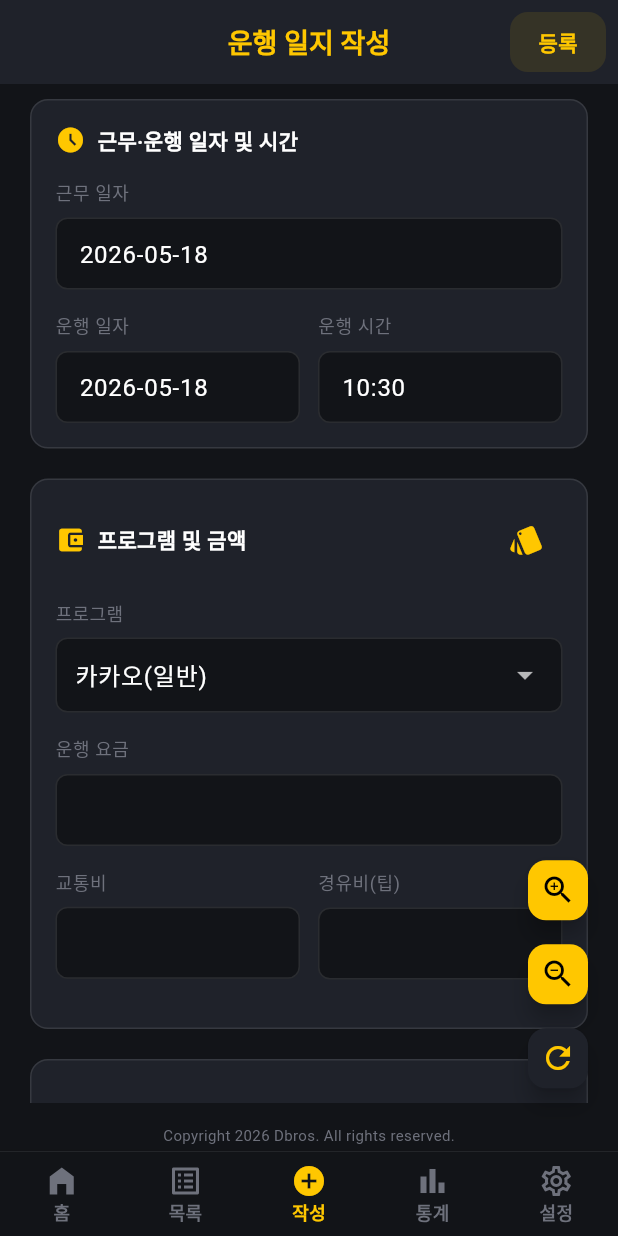
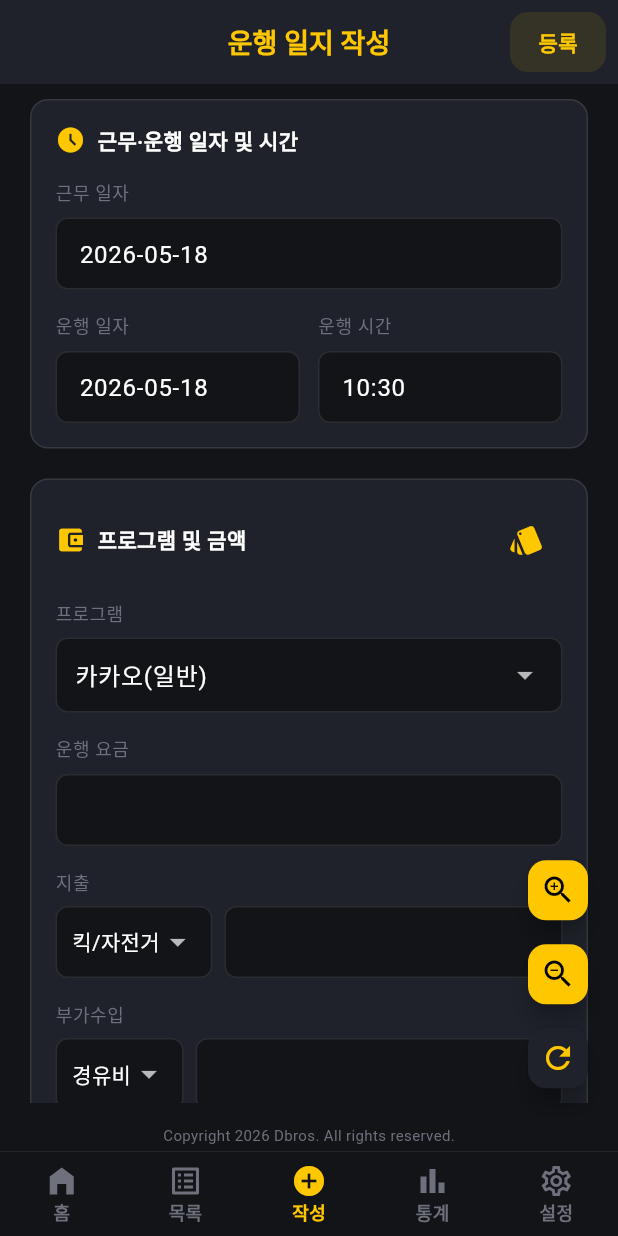
Before and after one commit to KIRA-hym/DbrosApp, a Flutter app: the screen it shows after launch, item 3 of the bottom bar chosen, on a phone screen of 412 x 824 dp. Run offline on Flutter 3.47's test engine with Material 3 defaults, Android fonts, the phone set to English and light mode, and no system bars; our stand-ins replace geocoding, geolocator, google_maps_flutter, image_picker, package_info_plus, permission_handler and 5 more; missing offline and left inert: android_intent_plus, flutter_file_dialog, flutter_overlay_window, google_mlkit_text_recognition, receive_sharing_intent, webview_flutter_android; accounts and stored records are empty; network calls fail; Roboto replaces fonts that are missing (GmarketSans); statements that could not run were skipped.

Commit message:
feat(write_log): split transport/waypoint inputs into distinct rows and implement auto-memo feature on focus loss
- Separated '교통비' and '경유비(팁)' fields from a shared Row into two distinct individual rows for better usability.
- Renamed '교통비' label to '지출' and '경유비(팁)' label to '부가수입'.
- Added category DropdownButtons/ComboBoxes to the left of both fields:
  - '지출': ["킥/자전거", "택복", "식비", "기타"] (default is "킥/자전거")
  - '부가수입': ["경유비", "팁", "기타"] (default is "경유비")
- Integrated FocusNodes to detect focus loss (focus out) on both amount fields.
- Implemented _formatToKValue helper to convert numeric amounts to 'k' format (e.g. 15000 -> 15k, 3000 -> 3k, 15400 -> 15.4k).
- Implemented _appendMemoFromField to automatically append category and formatted amount to the memo on focus loss, with duplicate prevention.
- Added comprehensive unit tests in test/k_format_test.dart to verify 'k' format conversion logic.

```diff
--- a/lib/screens/write_log_page.dart
+++ b/lib/screens/write_log_page.dart
@@ -81,6 +81,14 @@ class _DriveLogFormState extends State<DriveLogForm> with WidgetsBindingObserver
   bool _overlayAutoOcrHandled = false;
   int _driveTimeDefaultGen = 0;
 
+  // FocusNodes for transport and waypoint tip to detect focus loss (focus out)
+  final FocusNode _transportFocusNode = FocusNode();
+  final FocusNode _waypointTipFocusNode = FocusNode();
+
+  // Category selections
+  String _selectedExpenseCategory = "킥/자전거";
+  String _selectedExtraIncomeCategory = "경유비";
+
   /// 신규 작성: false면 저장 시 운행시각을 **등록 시점**으로 쓴다. OCR 비어 있음·갤러리 폴백 시각은 여기 해당.
   /// true: OCR이 운행시각을 채웠거나 사용자가 시간 피커로 고른 경우 → [_timeCon] 사용.
   bool _useFormDriveTimeOnSave = false;
@@ -93,6 +101,8 @@ class _DriveLogFormState extends State<DriveLogForm> with WidgetsBindingObserver
   @override
   void initState() {
     super.initState();
+    _transportFocusNode.addListener(_onTransportFocusChanged);
+    _waypointTipFocusNode.addListener(_onWaypointTipFocusChanged);
     _selectedProgram = _coerceProgramForSelection(_selectedProgram);
     if (widget.existingLog != null) {
       final log = widget.existingLog!;
@@ -222,6 +232,8 @@ class _DriveLogFormState extends State<DriveLogForm> with WidgetsBindingObserver
       WidgetsBinding.instance.removeObserver(this);
       _workDateRollTimer?.cancel();
     }
+    _transportFocusNode.dispose();
+    _waypointTipFocusNode.dispose();
     _workDateCon.dispose();
     _dateCon.dispose(); _timeCon.dispose(); _incomeCon.dispose(); _transportCon.dispose(); _waypointTipCon.dispose();
     _startLocCon.dispose(); _waypointCon.dispose(); _endLocCon.dispose(); _memoCon.dispose();
@@ -799,6 +811,57 @@ class _DriveLogFormState extends State<DriveLogForm> with WidgetsBindingObserver
       constraints: const BoxConstraints.tightFor(width: 40, height: 40),
       tooltip: forStart ? '출발 좌표' : '도착 좌표',
     );
+  }
+
+  void _onTransportFocusChanged() {
+    if (!_transportFocusNode.hasFocus) {
+      _appendMemoFromField(
+        category: _selectedExpenseCategory,
+        amountStr: _transportCon.text,
+      );
+    }
+  }
+
+  void _onWaypointTipFocusChanged() {
+    if (!_waypointTipFocusNode.hasFocus) {
+      _appendMemoFromField(
+        category: _selectedExtraIncomeCategory,
+        amountStr: _waypointTipCon.text,
+      );
+    }
+  }
+
+  String _formatToKValue(int amount) {
+    if (amount <= 0) return '';
+    if (amount % 1000 == 0) {
+      return '${amount ~/ 1000}k';
+    } else {
+      final double kValue = amount / 1000;
+      return '${kValue.toStringAsFixed(1).replaceAll(RegExp(r'\.0$'), "")}k';
+    }
+  }
+
+  void _appendMemoFromField({required String category, required String amountStr}) {
+    final int amount = _parseMoney(amountStr);
+    if (amount <= 0) return;
+
+    final String kStr = _formatToKValue(amount);
+    final String appendText = "$category $kStr";
+
+    String currentMemo = _memoCon.text.trim();
+
+    // Prevent duplicate entries of the same category + amount in the memo
+    final escaped = RegExp.escape(appendText);
+    final hasPattern = RegExp('(?:^|\\s)$escaped(?:$|\\s)').hasMatch(currentMemo);
+    if (hasPattern) return;
+
+    setState(() {
+      if (currentMemo.isEmpty) {
+        _memoCon.text = appendText;
+      } else {
+        _memoCon.text = "$currentMemo $appendText";
+      }
+    });
   }
 
   int _parseMoney(String value) => int.tryParse(value.replaceAll(RegExp(r'[^0-9]'), '')) ?? 0;
@@ -1355,12 +1418,33 @@ class _DriveLogFormState extends State<DriveLogForm> with WidgetsBindingObserver
             [
               _buildDropdown(),
               _buildInputField(_incomeCon, label: "운행 요금", isNumber: true, onChanged: (_) => _captureGrossAndApplyDeductions(), suffixWidget: _deductionHint.isNotEmpty ? Text(_deductionHint, style: Theme.of(context).textTheme.bodySmall?.copyWith(color: const Color(0xFFFFC700), fontWeight: FontWeight.w500)) : null),
-              Row(
-                children: [
-                  Expanded(child: _buildInputField(_transportCon, label: "교통비", isNumber: true, onChanged: (_) => _applyDeductions())),
-                  const SizedBox(width: 12),
-                  Expanded(child: _buildInputField(_waypointTipCon, label: "경유비(팁)", isNumber: true, onChanged: (_) => _applyDeductions())),
-                ],
+              _buildComboInputField(
+                _transportCon,
+                label: "지출",
+                selectedValue: _selectedExpenseCategory,
+                dropdownItems: const ["킥/자전거", "택복", "식비", "기타"],
+                focusNode: _transportFocusNode,
+                isNumber: true,
+                onDropdownChanged: (value) {
+                  if (value != null) {
+                    setState(() => _selectedExpenseCategory = value);
+                  }
+                },
+                onChanged: (_) => _applyDeductions(),
+              ),
+              _buildComboInputField(
+                _waypointTipCon,
+                label: "부가수입",
+                selectedValue: _selectedExtraIncomeCategory,
+                dropdownItems: const ["경유비", "팁", "기타"],
+                focusNode: _waypointTipFocusNode,
+                isNumber: true,
+                onDropdownChanged: (value) {
+                  if (value != null) {
+                    setState(() => _selectedExtraIncomeCategory = value);
+                  }
+                },
+                onChanged: (_) => _applyDeductions(),
               ),
             ],
             trailing: Row(
@@ -1533,6 +1617,77 @@ class _DriveLogFormState extends State<DriveLogForm> with WidgetsBindingObserver
     );
   }
 
+  Widget _buildComboInputField(
+    TextEditingController controller, {
+    required String label,
+    required String selectedValue,
+    required List<String> dropdownItems,
+    required ValueChanged<String?> onDropdownChanged,
+    FocusNode? focusNode,
+    bool isNumber = false,
+    Function(String)? onChanged,
+  }) {
+    return Column(
+      crossAxisAlignment: CrossAxisAlignment.start,
+      children: [
+        Text(label, style: Theme.of(context).textTheme.bodySmall?.copyWith(color: const Color(0xFF6E717C))),
+        const SizedBox(height: 8),
+        Row(
+          crossAxisAlignment: CrossAxisAlignment.center,
+          children: [
+            Container(
+              height: 48,
+              padding: const EdgeInsets.symmetric(horizontal: 10),
+              decoration: BoxDecoration(
+                color: const Color(0xFF121418),
+                border: Border.all(color: Colors.white10),
+                borderRadius: BorderRadius.circular(8),
+              ),
+              child: DropdownButtonHideUnderline(
+                child: DropdownButton<String>(
+                  value: dropdownItems.contains(selectedValue) ? selectedValue : dropdownItems.first,
+                  dropdownColor: const Color(0xFF1F222A),
+                  icon: const Icon(Icons.arrow_drop_down, color: Colors.white70),
+                  style: Theme.of(context).textTheme.bodyMedium?.copyWith(color: Colors.white),
+                  onChanged: onDropdownChanged,
+                  items: dropdownItems.map((String item) {
+                    return DropdownMenuItem<String>(
+                      value: item,
+                      child: Text(item),
+                    );
+                  }).toList(),
+                ),
+              ),
+            ),
+            const SizedBox(width: 8),
+            Expanded(
+              child: SizedBox(
+                height: 48,
+                child: TextField(
+                  controller: controller,
+                  focusNode: focusNode,
+                  onChanged: onChanged,
+                  keyboardType: isNumber ? TextInputType.number : TextInputType.text,
+                  inputFormatters: isNumber ? [FilteringTextInputFormatter.digitsOnly] : null,
+                  style: Theme.of(context).textTheme.bodyLarge?.copyWith(color: Colors.white),
+                  decoration: InputDecoration(
+                    filled: true,
+                    fillColor: const Color(0xFF121418),
+                    border: OutlineInputBorder(borderRadius: BorderRadius.circular(8), borderSide: const BorderSide(color: Colors.white10)),
+                    enabledBorder: OutlineInputBorder(borderRadius: BorderRadius.circular(8), borderSide: const BorderSide(color: Colors.white10)),
+                    focusedBorder: OutlineInputBorder(borderRadius: BorderRadius.circular(8), borderSide: const BorderSide(color: Color(0xFFFFC700))),
+                    contentPadding: const EdgeInsets.symmetric(horizontal: 12, vertical: 12),
+                  ),
+                ),
+              ),
+            ),
+          ],
+        ),
+        const SizedBox(height: 16),
+      ],
+    );
+  }
+
   Widget _buildDropdown() {
     final options = SettingsService.programList;
     final selected = options.contains(_selectedProgram)
```
Also changed, not shown: 1 other file.
